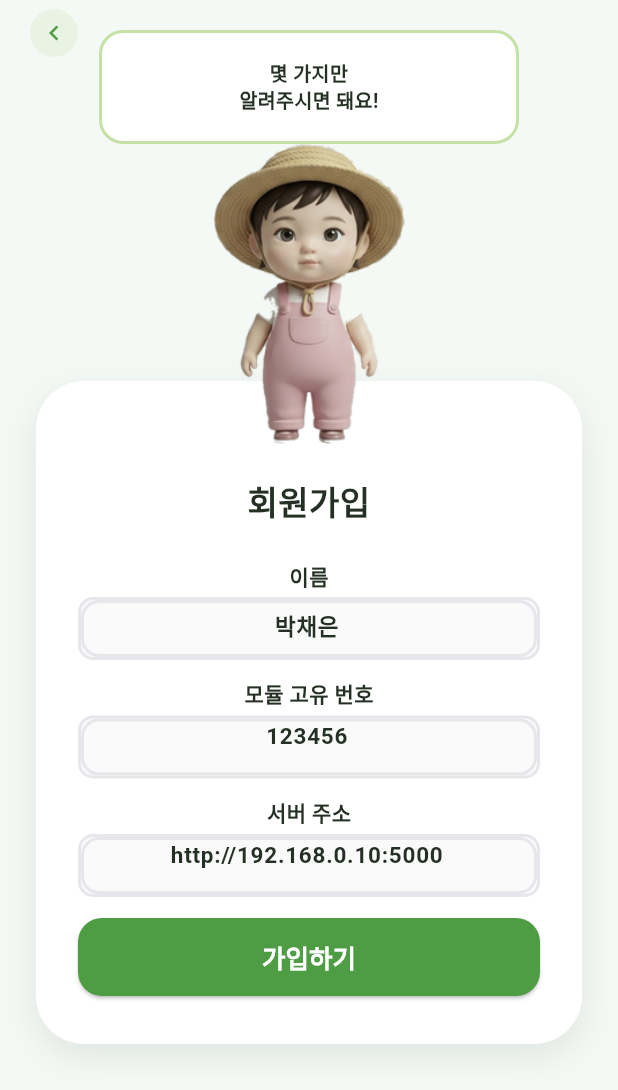
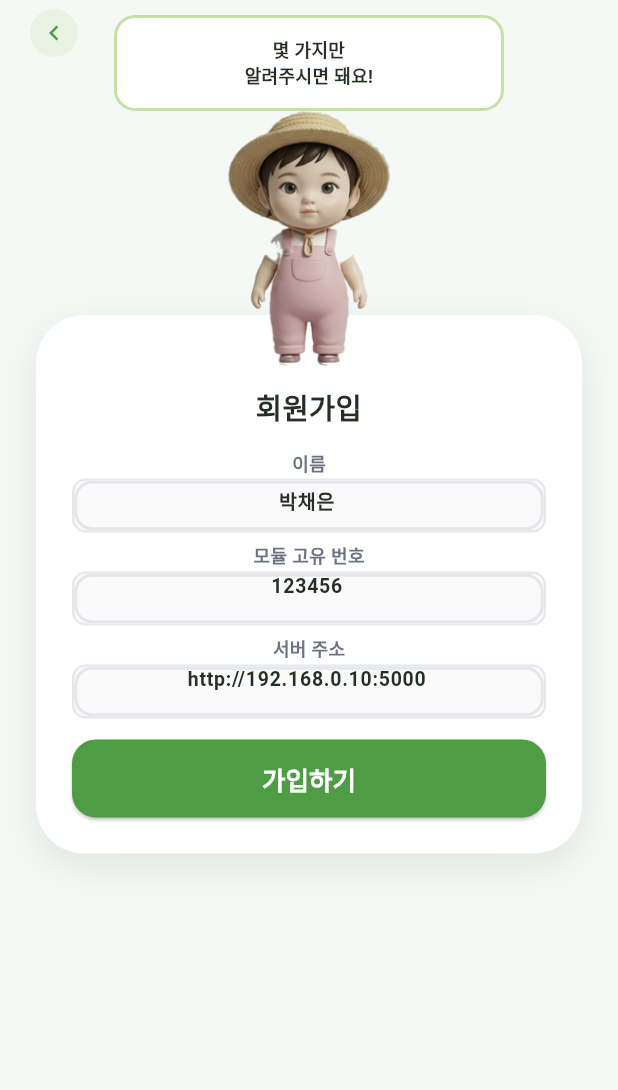
Before and after one commit to namjin22/goblin, a Flutter app: the PairingScreen screen opened directly, on a phone screen of 412 x 824 dp. Shown: the top 1090 px of the screen. Run offline on Flutter 3.47's test engine with Material 3 defaults, Android fonts, the phone set to English and light mode, and no system bars; our stand-ins replace shared_preferences; accounts and stored records are empty.

Commit message:
Shrink pairing screen and shared hero widgets further

```diff
--- a/app/lib/screens/pairing/pairing_screen.dart
+++ b/app/lib/screens/pairing/pairing_screen.dart
@@ -76,7 +76,7 @@ class _PairingScreenState extends State<PairingScreen> {
               child: Column(
                 mainAxisSize: MainAxisSize.min,
                 children: [
-                  const SizedBox(height: 20),
+                  const SizedBox(height: 10),
                   HeroGroup(
                     bubbleText: '몇 가지만\n알려주시면 돼요!',
                     pose: MascotPose.wave,
@@ -129,10 +129,10 @@ class _FieldLabel extends StatelessWidget {
   @override
   Widget build(BuildContext context) {
     return Padding(
-      padding: const EdgeInsets.only(top: 12, bottom: 4),
+      padding: const EdgeInsets.only(top: 6, bottom: 2),
       child: Align(
         alignment: Alignment.center,
-        child: Text(text, style: const TextStyle(fontSize: 14, fontWeight: FontWeight.w600, color: AppColors.ink)),
+        child: Text(text, style: const TextStyle(fontSize: 12, fontWeight: FontWeight.w600, color: AppColors.sub)),
       ),
     );
   }
@@ -149,18 +149,18 @@ class _FieldBox extends StatelessWidget {
   Widget build(BuildContext context) {
     return Container(
       width: double.infinity,
-      height: 42,
+      height: 36,
       decoration: BoxDecoration(
         color: const Color(0xFFFAFAFA),
-        borderRadius: BorderRadius.circular(10),
-        border: Border.all(color: AppColors.line, width: 2),
+        borderRadius: BorderRadius.circular(9),
+        border: Border.all(color: AppColors.line, width: 1.5),
       ),
       alignment: Alignment.center,
       child: TextField(
         controller: controller,
         textAlign: TextAlign.center,
         keyboardType: keyboardType,
-        style: const TextStyle(fontSize: 15, fontWeight: FontWeight.w600, color: AppColors.ink),
+        style: const TextStyle(fontSize: 13, fontWeight: FontWeight.w600, color: AppColors.ink),
         decoration: InputDecoration(
           hintText: hint,
           border: InputBorder.none,
--- a/app/lib/widgets/hero_card.dart
+++ b/app/lib/widgets/hero_card.dart
@@ -11,7 +11,7 @@ class HeroCard extends StatelessWidget {
   Widget build(BuildContext context) {
     return Container(
       width: double.infinity,
-      padding: const EdgeInsets.fromLTRB(28, 52, 28, 32),
+      padding: const EdgeInsets.fromLTRB(24, 40, 24, 24),
       decoration: BoxDecoration(
         color: Colors.white,
         borderRadius: BorderRadius.circular(32),
@@ -33,12 +33,12 @@ class CardTitle extends StatelessWidget {
   @override
   Widget build(BuildContext context) {
     return Container(
-      constraints: const BoxConstraints(minHeight: 56),
+      constraints: const BoxConstraints(minHeight: 44),
       alignment: Alignment.center,
       child: Text(
         text,
         textAlign: TextAlign.center,
-        style: const TextStyle(fontSize: 22, fontWeight: FontWeight.w700, color: AppColors.ink, height: 1.3),
+        style: const TextStyle(fontSize: 19, fontWeight: FontWeight.w700, color: AppColors.ink, height: 1.3),
       ),
     );
   }
--- a/app/lib/widgets/hero_group.dart
+++ b/app/lib/widgets/hero_group.dart
@@ -11,8 +11,8 @@ class HeroGroup extends StatelessWidget {
     required this.bubbleText,
     required this.pose,
     required this.card,
-    this.mascotSize = 200,
-    this.overlap = 42,
+    this.mascotSize = 170,
+    this.overlap = 34,
   });
 
   final String bubbleText;
--- a/app/lib/widgets/speech_bubble.dart
+++ b/app/lib/widgets/speech_bubble.dart
@@ -11,19 +11,19 @@ class SpeechBubble extends StatelessWidget {
   Widget build(BuildContext context) {
     return Container(
       width: double.infinity,
-      constraints: const BoxConstraints(maxWidth: 280),
-      height: 76,
+      constraints: const BoxConstraints(maxWidth: 260),
+      height: 64,
       alignment: Alignment.center,
-      padding: const EdgeInsets.symmetric(horizontal: 16, vertical: 6),
+      padding: const EdgeInsets.symmetric(horizontal: 14, vertical: 4),
       decoration: BoxDecoration(
         color: Colors.white,
         border: Border.all(color: AppColors.green, width: 2),
-        borderRadius: BorderRadius.circular(16),
+        borderRadius: BorderRadius.circular(14),
       ),
       child: Text(
         text,
         textAlign: TextAlign.center,
-        style: const TextStyle(fontSize: 13, fontWeight: FontWeight.w700, color: AppColors.ink, height: 1.3),
+        style: const TextStyle(fontSize: 12, fontWeight: FontWeight.w700, color: AppColors.ink, height: 1.3),
       ),
     );
   }
```
